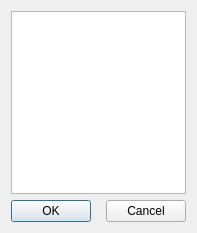
aws/lumberyard, file dev/Code/Sandbox/Editor/SelectEAXPresetDlg.ui: the form before one commit.
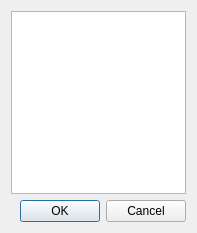
The form after the commit.

```diff
--- a/dev/Code/Sandbox/Editor/SelectEAXPresetDlg.ui
+++ b/dev/Code/Sandbox/Editor/SelectEAXPresetDlg.ui
@@ -18,38 +18,11 @@
     <widget class="QListView" name="listView"/>
    </item>
    <item>
-    <layout class="QHBoxLayout" name="horizontalLayout">
-     <item>
-      <widget class="QPushButton" name="okButton">
-       <property name="text">
-        <string>OK</string>
-       </property>
-       <property name="default">
-        <bool>true</bool>
-       </property>
-      </widget>
-     </item>
-     <item>
-      <spacer name="horizontalSpacer">
-       <property name="orientation">
-        <enum>Qt::Horizontal</enum>
-       </property>
-       <property name="sizeHint" stdset="0">
-        <size>
-         <width>40</width>
-         <height>20</height>
-        </size>
-       </property>
-      </spacer>
-     </item>
-     <item>
-      <widget class="QPushButton" name="cancelButton">
-       <property name="text">
-        <string>Cancel</string>
-       </property>
-      </widget>
-     </item>
-    </layout>
+    <widget class="QDialogButtonBox" name="buttonBox">
+     <property name="standardButtons">
+      <set>QDialogButtonBox::Cancel|QDialogButtonBox::Ok</set>
+     </property>
+    </widget>
    </item>
   </layout>
  </widget>
```
Left out of the diff: 28 changed lines with no effect on the pictures.
